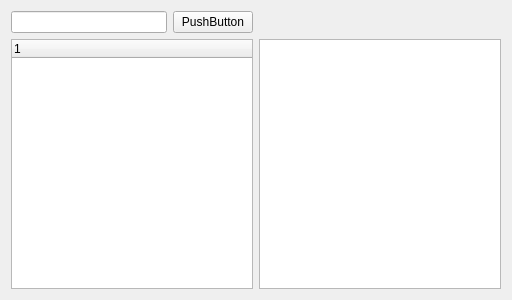
Before: the Qt Designer form Vistas/reglasvista.ui in PaulMaxAvalosAguilar/BalerosLamunio, drawn with Qt 5.
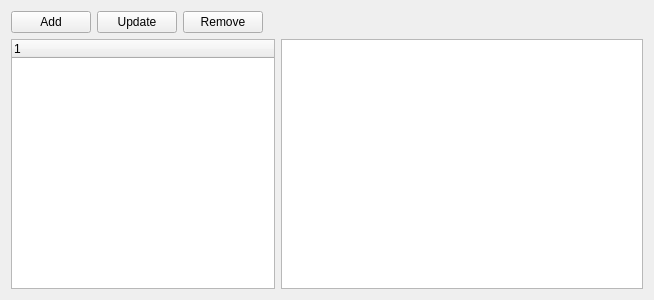
After: the same form once the commit is applied.

Commit message: Added buttons for selections

Patch:
```diff
--- a/Vistas/reglasvista.ui
+++ b/Vistas/reglasvista.ui
@@ -6,7 +6,7 @@
    <rect>
     <x>0</x>
     <y>0</y>
-    <width>512</width>
+    <width>654</width>
     <height>300</height>
    </rect>
   </property>
@@ -14,7 +14,7 @@
    <string>Form</string>
   </property>
   <layout class="QGridLayout" name="gridLayout">
-   <item row="1" column="0" colspan="2">
+   <item row="1" column="0" colspan="5">
     <widget class="QTreeWidget" name="treeWidget">
      <column>
       <property name="text">
@@ -23,19 +23,30 @@
      </column>
     </widget>
    </item>
-   <item row="0" column="1">
-    <widget class="QPushButton" name="pushButton">
-     <property name="text">
-      <string>PushButton</string>
-     </property>
-    </widget>
-   </item>
-   <item row="0" column="0">
-    <widget class="QLineEdit" name="lineEdit"/>
-   </item>
-   <item row="1" column="2">
+   <item row="1" column="5">
     <widget class="QTableWidget" name="tableWidget"/>
    </item>
+   <item row="0" column="2">
+    <widget class="QPushButton" name="removepB">
+     <property name="text">
+      <string>Remove</string>
+     </property>
+    </widget>
+   </item>
+   <item row="0" column="0">
+    <widget class="QPushButton" name="addpB">
+     <property name="text">
+      <string>Add</string>
+     </property>
+    </widget>
+   </item>
+   <item row="0" column="1">
+    <widget class="QPushButton" name="updatepB">
+     <property name="text">
+      <string>Update</string>
+     </property>
+    </widget>
+   </item>
   </layout>
  </widget>
  <resources/>
```
The commit also changes 2 other files.
